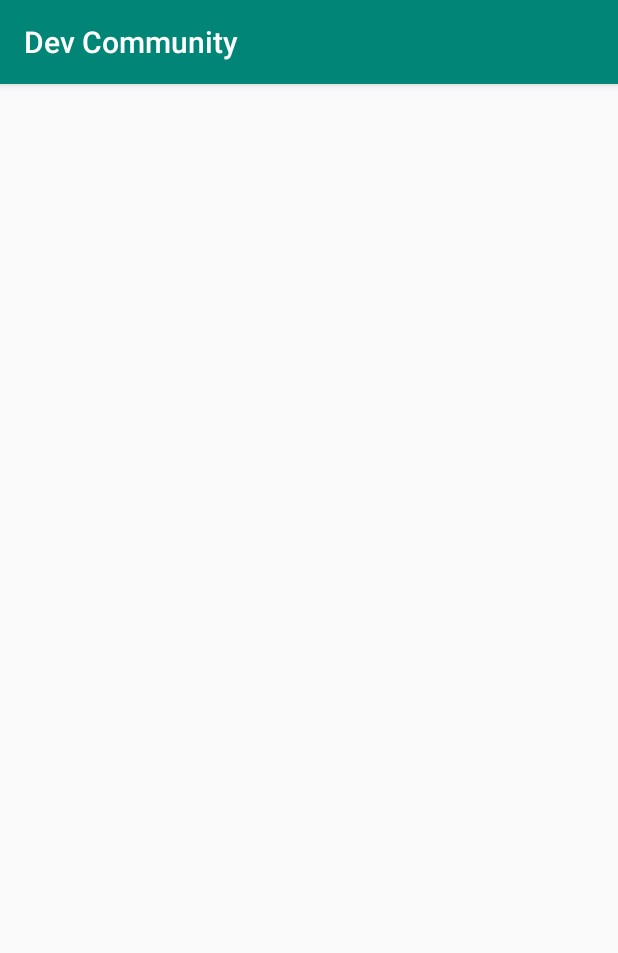
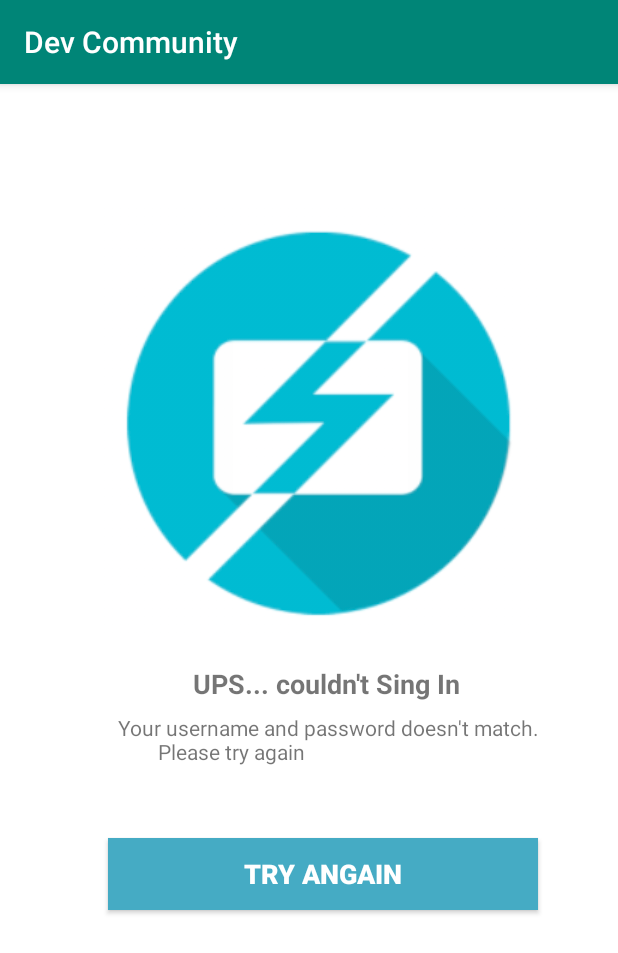
Before and after one commit to oriol-v-ll/Dev_Community, an Android app: the ErrorLoginActivity screen opened directly, with no data from a screen before it, on a phone screen of 412 x 824 dp. Shown: the top 953 px of the screen. Run offline under Robolectric (Android 15) with nearby library versions, the phone set to English and light mode, and no system bars.

Commit message:
Error login

```diff
--- a/app/src/main/res/layout/activity_error_login.xml
+++ b/app/src/main/res/layout/activity_error_login.xml
@@ -1,9 +1,60 @@
 <?xml version="1.0" encoding="utf-8"?>
-<androidx.constraintlayout.widget.ConstraintLayout xmlns:android="http://schemas.android.com/apk/res/android"
+<RelativeLayout xmlns:android="http://schemas.android.com/apk/res/android"
     xmlns:app="http://schemas.android.com/apk/res-auto"
     xmlns:tools="http://schemas.android.com/tools"
+    android:id="@+id/error"
     android:layout_width="match_parent"
     android:layout_height="match_parent"
+    android:background="#FFFFFF"
     tools:context=".ErrorLoginActivity">
 
-</androidx.constraintlayout.widget.ConstraintLayout>
+    <ImageView
+        android:id="@+id/imageView"
+        android:layout_width="wrap_content"
+        android:layout_height="wrap_content"
+        android:layout_alignParentTop="true"
+        android:layout_alignParentEnd="true"
+        android:layout_marginTop="78dp"
+        android:layout_marginEnd="49dp"
+        app:srcCompat="@drawable/error_l"
+        tools:layout_editor_absoluteX="58dp"
+        tools:layout_editor_absoluteY="87dp" />
+
+    <TextView
+        android:id="@+id/error_negrita"
+        android:layout_width="wrap_content"
+        android:layout_height="wrap_content"
+        android:layout_below="@+id/imageView"
+        android:layout_alignParentEnd="true"
+        android:layout_marginTop="17dp"
+        android:layout_marginEnd="105dp"
+        android:text="@string/error_n"
+        android:textSize="18sp"
+        android:textStyle="bold" />
+
+    <Button
+        android:id="@+id/but_try_again"
+        android:layout_width="268dp"
+        android:layout_height="wrap_content"
+        android:layout_alignParentStart="true"
+        android:layout_alignParentEnd="true"
+        android:layout_alignParentBottom="true"
+        android:layout_marginStart="72dp"
+        android:layout_marginEnd="53dp"
+        android:layout_marginBottom="217dp"
+        android:background="#45ABC4"
+        android:text="@string/try_again"
+        android:textColor="#FFFFFF"
+        android:textSize="18sp"
+        android:textStyle="bold" />
+
+    <TextView
+        android:id="@+id/textView2"
+        android:layout_width="wrap_content"
+        android:layout_height="wrap_content"
+        android:layout_below="@+id/error_negrita"
+        android:layout_alignParentEnd="true"
+        android:layout_marginTop="7dp"
+        android:layout_marginEnd="52dp"
+        android:text="@string/error" />
+</RelativeLayout>
--- a/app/src/main/res/values/strings.xml
+++ b/app/src/main/res/values/strings.xml
@@ -15,4 +15,9 @@
     <string name="be_in_touch">"Be in touch"</string>
     <string name="networking">"Networking"</string>
     <string name="learn">"Learn"</string>
+    <string name="try_again">"Try angain"</string>
+    <string name="error_n">"UPS... couldn't Sing In"</string>
+    <string name="error">"Your username and password doesn't match.
+        Please try again"</string>
+
 </resources>
```
Also changed, not shown: app/src/main/res/drawable/error_l.png (added), app/src/main/res/drawable/help_1.png (added), app/src/main/res/drawable/help_2.png (added), app/src/main/res/drawable/help_3.png (added), app/src/main/res/drawable/icon.png (added), 2 other files.
